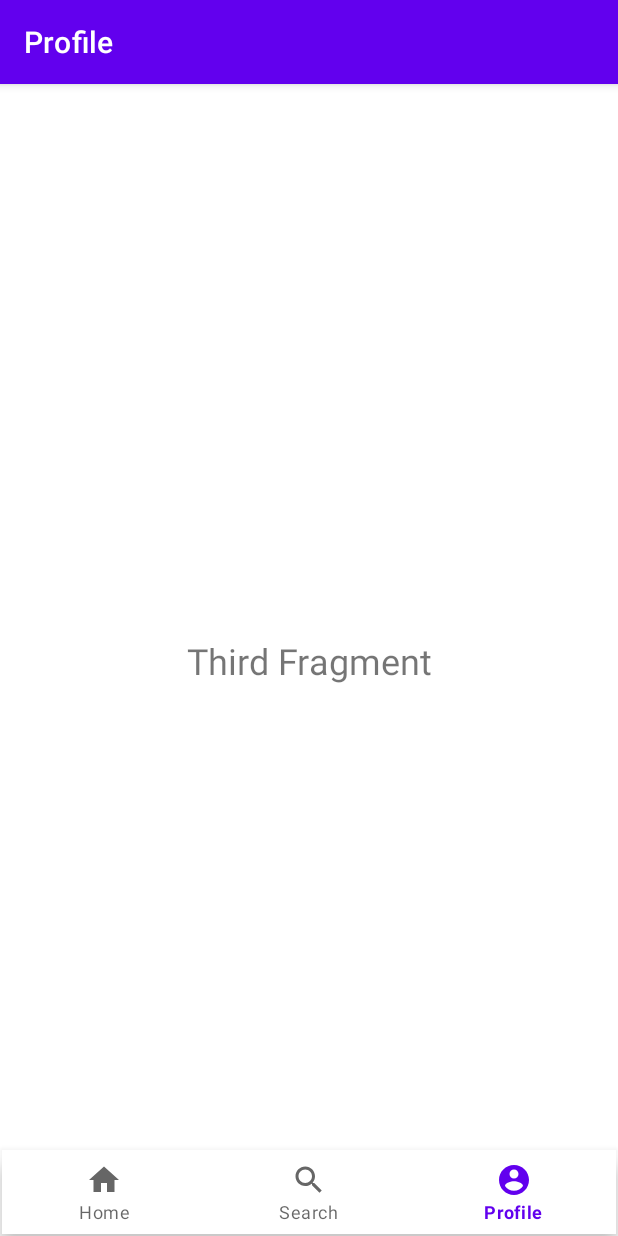
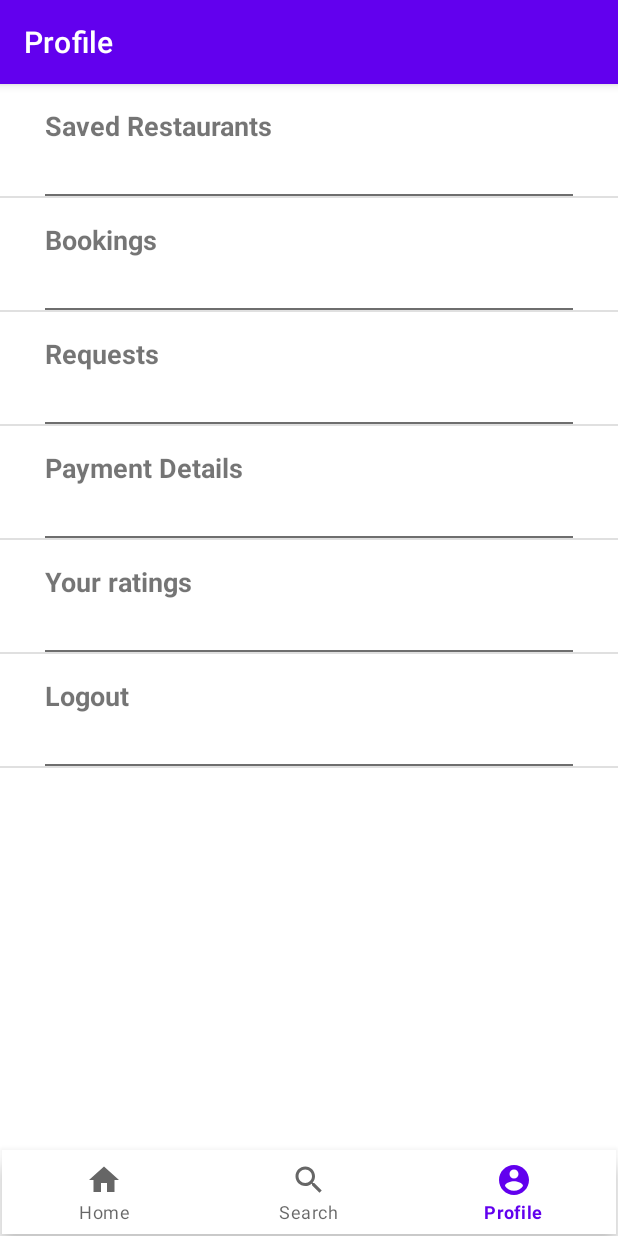
Before and after one commit to KotaCanchela/RestaurantBookingSystem, an Android app: the SecondFragment screen opened through its navigation route, item 3 of the bottom bar chosen, on a phone screen of 412 x 824 dp. Run offline under Robolectric (Android 15) with nearby library versions, the phone set to English and light mode, and no system bars; our stand-ins replace navigation-ui.

Commit message:
Fixed Bindings and started profile page

```diff
--- a/app/src/main/java/com/cs990/restaurantbookingapp/FirstFragment.kt
+++ b/app/src/main/java/com/cs990/restaurantbookingapp/FirstFragment.kt
@@ -6,6 +6,7 @@ import android.view.LayoutInflater
 import android.view.View
 import android.view.ViewGroup
 import com.cs990.restaurantbookingapp.databinding.FragmentFirstBinding
+import com.cs990.restaurantbookingapp.databinding.FragmentSecondBinding
 
 // TODO: Rename parameter arguments, choose names that match
 // the fragment initialization parameters, e.g. ARG_ITEM_NUMBER
@@ -21,7 +22,8 @@ class FirstFragment : Fragment() {
     // TODO: Rename and change types of parameters
     private var param1: String? = null
     private var param2: String? = null
-    private lateinit var binding: FragmentFirstBinding;
+    private var _binding: FragmentFirstBinding? = null
+    private val binding get() = _binding!!
 
     override fun onCreate(savedInstanceState: Bundle?) {
         super.onCreate(savedInstanceState)
@@ -35,8 +37,14 @@ class FirstFragment : Fragment() {
         inflater: LayoutInflater, container: ViewGroup?,
         savedInstanceState: Bundle?
     ): View? {
+
+
+
+
+
         // Inflate the layout for this fragment
-        return inflater.inflate(R.layout.fragment_first, container, false)
+        _binding = FragmentFirstBinding.inflate(inflater, container, false)
+        return binding.root
 
     }
 
--- a/app/src/main/java/com/cs990/restaurantbookingapp/MainActivity.kt
+++ b/app/src/main/java/com/cs990/restaurantbookingapp/MainActivity.kt
@@ -16,7 +16,9 @@ class MainActivity : AppCompatActivity() {
 
     override fun onCreate(savedInstanceState: Bundle?) {
         super.onCreate(savedInstanceState)
-        setContentView(R.layout.activity_main)
+        binding = ActivityMainBinding.inflate(layoutInflater)
+        val view = binding.root
+        setContentView(view)
 
         val bottomNavigationView = findViewById<BottomNavigationView>(R.id.BottomNavigationView)
         val navController = findNavController(R.id.fragment)
@@ -25,6 +27,5 @@ class MainActivity : AppCompatActivity() {
         setupActionBarWithNavController(navController, appBarConfiguration)
         bottomNavigationView.setupWithNavController(navController)
 
-
     }
 }
--- a/app/src/main/java/com/cs990/restaurantbookingapp/SecondFragment.kt
+++ b/app/src/main/java/com/cs990/restaurantbookingapp/SecondFragment.kt
@@ -6,6 +6,7 @@ import android.view.LayoutInflater
 import android.view.View
 import android.view.ViewGroup
 import com.cs990.restaurantbookingapp.databinding.FragmentSecondBinding
+import com.cs990.restaurantbookingapp.databinding.FragmentThirdBinding
 
 // TODO: Rename parameter arguments, choose names that match
 // the fragment initialization parameters, e.g. ARG_ITEM_NUMBER
@@ -21,7 +22,8 @@ class SecondFragment : Fragment() {
     // TODO: Rename and change types of parameters
     private var param1: String? = null
     private var param2: String? = null
-    private lateinit var binding: FragmentSecondBinding;
+    private var _binding: FragmentSecondBinding? = null
+    private val binding get() = _binding!!
 
     override fun onCreate(savedInstanceState: Bundle?) {
         super.onCreate(savedInstanceState)
@@ -35,8 +37,13 @@ class SecondFragment : Fragment() {
         inflater: LayoutInflater, container: ViewGroup?,
         savedInstanceState: Bundle?
     ): View? {
+
+
+
+
         // Inflate the layout for this fragment
-        return inflater.inflate(R.layout.fragment_second, container, false)
+        _binding = FragmentSecondBinding.inflate(inflater, container, false)
+        return binding.root
     }
 
     companion object {
--- a/app/src/main/java/com/cs990/restaurantbookingapp/ThirdFragment.kt
+++ b/app/src/main/java/com/cs990/restaurantbookingapp/ThirdFragment.kt
@@ -1,10 +1,16 @@
 package com.cs990.restaurantbookingapp
 
+import android.content.Context
 import android.os.Bundle
 import androidx.fragment.app.Fragment
 import android.view.LayoutInflater
 import android.view.View
 import android.view.ViewGroup
+import android.widget.ArrayAdapter
+import android.widget.BaseAdapter
+import android.widget.ListView
+import android.widget.TextView
+import androidx.fragment.app.ListFragment
 import com.cs990.restaurantbookingapp.databinding.FragmentThirdBinding
 
 // TODO: Rename parameter arguments, choose names that match
@@ -21,7 +27,9 @@ class ThirdFragment : Fragment() {
     // TODO: Rename and change types of parameters
     private var param1: String? = null
     private var param2: String? = null
-    private lateinit var binding: FragmentThirdBinding;
+    private var _binding: FragmentThirdBinding? = null
+    private val binding get() = _binding!!
+    private lateinit var profileListView: ListView
 
     override fun onCreate(savedInstanceState: Bundle?) {
         super.onCreate(savedInstanceState)
@@ -29,14 +37,26 @@ class ThirdFragment : Fragment() {
             param1 = it.getString(ARG_PARAM1)
             param2 = it.getString(ARG_PARAM2)
         }
+
+
     }
 
     override fun onCreateView(
         inflater: LayoutInflater, container: ViewGroup?,
         savedInstanceState: Bundle?
     ): View? {
+        _binding = FragmentThirdBinding.inflate(inflater, container, false)
+
+
+
+        profileListView = binding.profileListView
+
+//        var listViewAdapter: ArrayAdapter<String> = ArrayAdapter(this.requireActivity(), android.R.layout.simple_list_item_1, profileMenuItems)
+        profileListView.adapter = MyCustomAdapter(this.requireActivity())
+
         // Inflate the layout for this fragment
-        return inflater.inflate(R.layout.fragment_third, container, false)
+
+        return binding.root
     }
 
     companion object {
@@ -58,4 +78,35 @@ class ThirdFragment : Fragment() {
                 }
             }
     }
+
+
+    private class MyCustomAdapter(context: Context): BaseAdapter() {
+
+        private val mContext: Context = context
+        var profileMenuItems = arrayListOf("Saved Restaurants", "Bookings", "Requests", "Payment Details", "Your ratings", "Logout")
+
+
+        override fun getCount(): Int {
+            return profileMenuItems.size
+        }
+
+        override fun getItem(position: Int): Any {
+            return "test string"
+        }
+
+        override fun getItemId(position: Int): Long {
+            return position.toLong()
+        }
+
+        override fun getView(position: Int, convertView: View?, viewgroup: ViewGroup?): View {
+            val layoutInflater = LayoutInflater.from(mContext)
+            val rowMain = layoutInflater.inflate(R.layout.row_profile, viewgroup, false)
+
+            val positionTextView = rowMain.findViewById<TextView>(R.id.row_text)
+            positionTextView.text = profileMenuItems[position]
+
+            return rowMain
+        }
+    }
+
 }
--- /dev/null
+++ b/app/src/main/res/drawable/ic_row_profile_underline.xml
@@ -0,0 +1,9 @@
+<?xml version="1.0" encoding="utf-8"?>
+<layer-list xmlns:android="http://schemas.android.com/apk/res/android" >
+    <item android:gravity="bottom">
+        <shape>
+            <size android:height="1dp" />
+            <solid android:color="#6E6E6E" />
+        </shape>
+    </item>
+</layer-list>
--- a/app/src/main/res/layout/fragment_third.xml
+++ b/app/src/main/res/layout/fragment_third.xml
@@ -1,19 +1,20 @@
 <?xml version="1.0" encoding="utf-8"?>
-<androidx.constraintlayout.widget.ConstraintLayout xmlns:android="http://schemas.android.com/apk/res/android"
+<RelativeLayout xmlns:android="http://schemas.android.com/apk/res/android"
     xmlns:app="http://schemas.android.com/apk/res-auto"
     xmlns:tools="http://schemas.android.com/tools"
     android:layout_width="match_parent"
     android:layout_height="match_parent"
     tools:context=".ThirdFragment">
 
-    <TextView
-        android:id="@+id/textView"
-        android:layout_width="wrap_content"
-        android:layout_height="wrap_content"
-        android:text="Third Fragment"
-        android:textSize="24sp"
-        app:layout_constraintBottom_toBottomOf="parent"
-        app:layout_constraintEnd_toEndOf="parent"
-        app:layout_constraintStart_toStartOf="parent"
-        app:layout_constraintTop_toTopOf="parent" />
-</androidx.constraintlayout.widget.ConstraintLayout>
+
+    <ListView
+        android:id="@+id/profile_list_view"
+        android:layout_width="match_parent"
+        android:layout_height="match_parent" >
+
+
+
+
+    </ListView>
+
+</RelativeLayout>
--- /dev/null
+++ b/app/src/main/res/layout/row_profile.xml
@@ -0,0 +1,30 @@
+<?xml version="1.0" encoding="utf-8"?>
+<RelativeLayout
+    xmlns:android="http://schemas.android.com/apk/res/android" android:layout_width="match_parent"
+    android:layout_height="match_parent">
+
+    <TextView
+        android:id="@+id/row_text"
+        android:layout_width="match_parent"
+        android:layout_height="wrap_content"
+        android:textStyle="bold"
+        android:text="Hi there"
+        android:textSize="18dp"
+        android:layout_marginLeft="30dp"
+        android:layout_marginTop="15dp"
+        android:layout_marginBottom="15dp"/>
+
+    <TextView
+        android:layout_width="match_parent"
+        android:layout_height="wrap_content"
+        android:background="@drawable/ic_row_profile_underline"
+        android:layout_below="@id/row_text"
+        android:layout_marginLeft="30dp"
+        android:layout_marginRight="30dp"
+        />
+
+
+
+
+
+</RelativeLayout>
```
